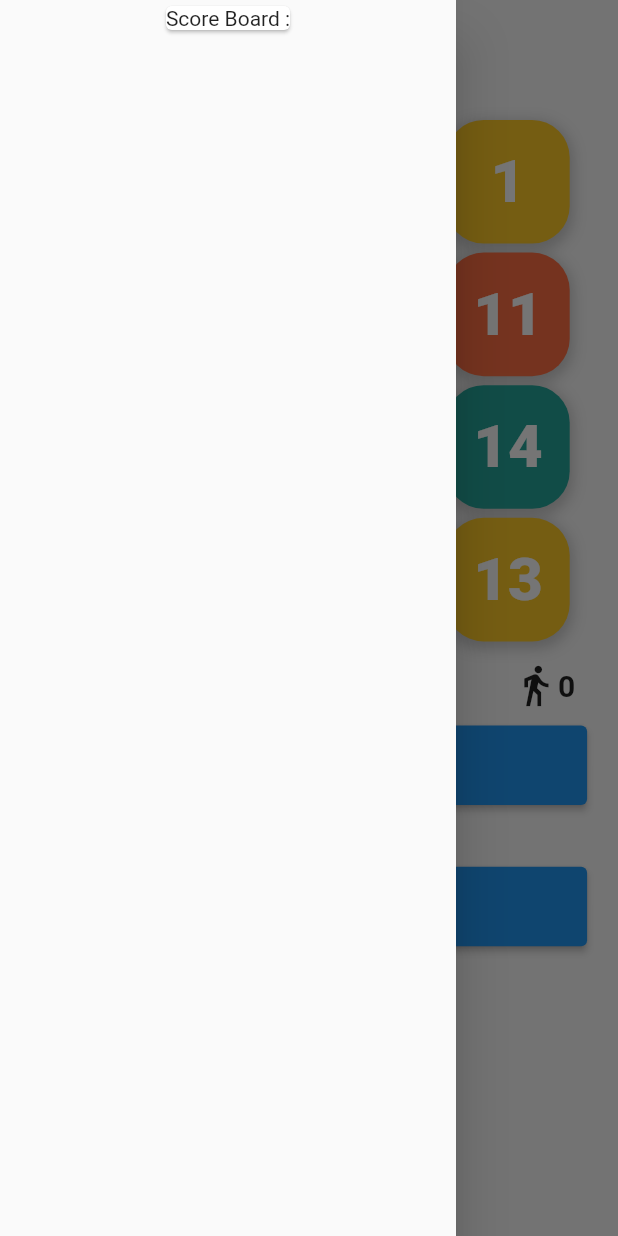
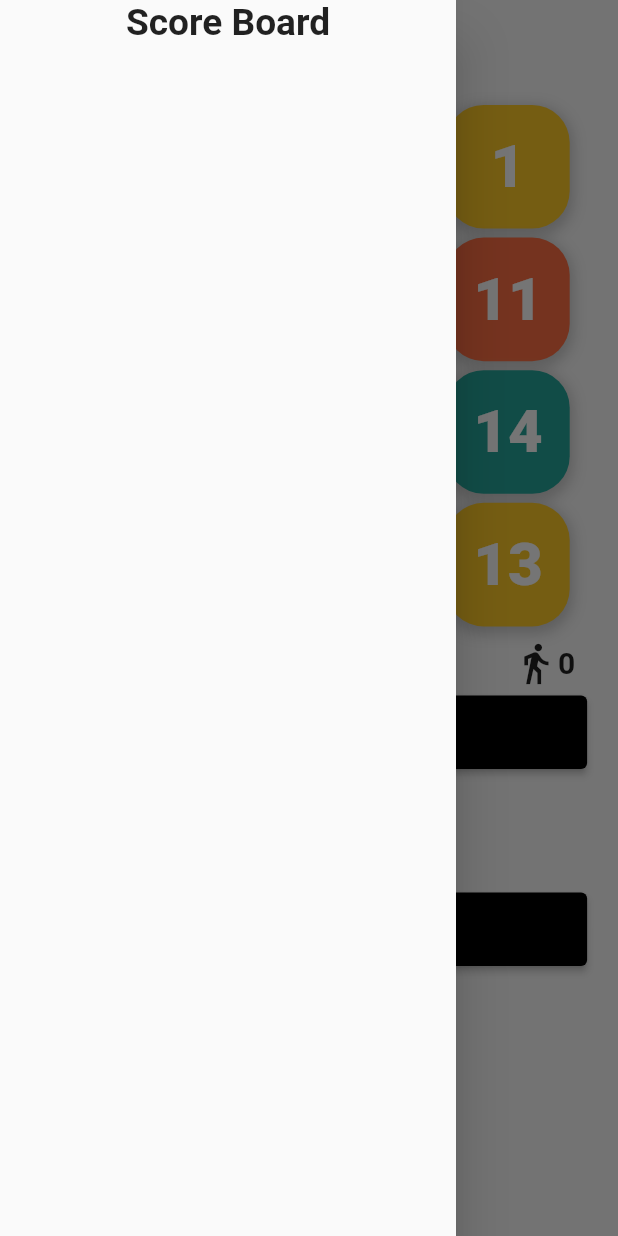
Before and after one commit to amrabdelhameeed/puzzle, a Flutter app: the screen it shows after launch, after a tap on the "list" icon, on a phone screen of 412 x 824 dp. Run offline on Flutter 3.47's test engine with Material 2 defaults, Android fonts, the phone set to English and light mode, and no system bars; our stand-ins replace bloc, flutter_bloc, sqflite; accounts and stored records are empty.

Commit message:
adding_high_score

```diff
--- a/lib/data/cubit/public_cubit.dart
+++ b/lib/data/cubit/public_cubit.dart
@@ -124,7 +124,7 @@ class PublicCubit extends Cubit<PublicState> {
     await dba.getAllscores().then((value) {
       users = [];
       value.asMap().forEach((i, value) {
-        if (i < 10) {
+        if (i < 6) {
           users.add(value);
         }
       });
@@ -148,6 +148,7 @@ class PublicCubit extends Cubit<PublicState> {
   void deleteAllScores() {
     db.deleteAllscores();
     emit(DeleteAllScoresState());
+    db = DBhelper.instance;
     getAllScores();
   }
 }
--- a/lib/database/database_helper.dart
+++ b/lib/database/database_helper.dart
@@ -94,9 +94,9 @@ class DBhelper {
   //   );
   // }
 
-  Future<int> deleteAllscores() async {
+  Future<void> deleteAllscores() async {
     final db = await instance.database;
-    return db!.delete(
+    db!.delete(
       'score',
     );
   }
--- a/lib/presentation/screens/home/constant_widgets/custom_elevated_button.dart
+++ b/lib/presentation/screens/home/constant_widgets/custom_elevated_button.dart
@@ -8,6 +8,10 @@ class CustomElevatedButton extends StatelessWidget {
       : super(key: key);
   @override
   Widget build(BuildContext context) {
-    return ElevatedButton(onPressed: onPressed, child: widget);
+    return ElevatedButton(
+      onPressed: onPressed,
+      child: widget,
+      style: ElevatedButton.styleFrom(primary: Colors.black),
+    );
   }
 }
--- a/lib/presentation/screens/home/constant_widgets/custom_text_widget.dart
+++ b/lib/presentation/screens/home/constant_widgets/custom_text_widget.dart
@@ -8,7 +8,7 @@ class CustomTextWidget extends StatelessWidget {
   @override
   Widget build(BuildContext context) {
     return Container(
-      padding: const EdgeInsets.symmetric(vertical: 15),
+      padding: const EdgeInsets.symmetric(vertical: 10),
       child: Center(
         child: Text(text,
             style: TextStyle(
--- a/lib/presentation/screens/home/home.dart
+++ b/lib/presentation/screens/home/home.dart
@@ -25,8 +25,17 @@ class Home extends StatelessWidget {
             cubit.timerFun(TimerModes.stop);
             ScaffoldMessenger.of(context).showSnackBar(SnackBar(
                 duration: const Duration(hours: 1),
-                content:
-                    SnackBarScore(cubit: cubit, state: state, size: size)));
+                content: SnackBarScore(
+                    cubit: cubit,
+                    seconds: state.seconds,
+                    firstScore: cubit.users.isNotEmpty
+                        ? cubit.users.first
+                        : Score(
+                            dateTime: DateTime.now().toString(),
+                            moves: 100000,
+                            seconds: 100000),
+                    moves: state.moves,
+                    size: size)));
           }
         }
       },
@@ -62,16 +71,16 @@ class Home extends StatelessWidget {
                           cubit.generateNewTiles();
                         },
                         widget: const CustomTextWidget(
-                          fontSize: 20,
+                          fontSize: 25,
                           text: "Shuffle Tiles",
                         )),
-                    MarginWidget(isVertical: true, dividedMargin: 20),
+                    MarginWidget(isVertical: true, dividedMargin: 10),
                     CustomElevatedButton(
                         onPressed: () {
                           cubit.generateTilesforTest();
                         },
                         widget: const CustomTextWidget(
-                          fontSize: 20,
+                          fontSize: 25,
                           text: "Test Score DB",
                         ))
                   ],
--- a/lib/presentation/screens/home/widgets/moves_timer.dart
+++ b/lib/presentation/screens/home/widgets/moves_timer.dart
@@ -6,7 +6,7 @@ class MovesTimer extends StatelessWidget {
   MovesTimer({Key? key, required this.cubit, this.moves, this.seconds})
       : super(key: key);
   final PublicCubit cubit;
-  String? seconds;
+  int? seconds;
   String? moves;
   @override
   Widget build(BuildContext context) {
@@ -15,7 +15,12 @@ class MovesTimer extends StatelessWidget {
       children: [
         IconTextWidget(
             icons: Icons.timer_outlined,
-            text: (seconds ?? cubit.seconds.toString()) + "  sec.s"),
+            text: (Duration(
+                    seconds: int.parse(seconds != null
+                        ? seconds.toString()
+                        : cubit.seconds.toString()))
+                .toString()
+                .substring(0, 7))),
         IconTextWidget(
             icons: Icons.directions_walk_outlined,
             text: moves ?? cubit.moves.toString())
--- a/lib/presentation/screens/home/widgets/my_drawer.dart
+++ b/lib/presentation/screens/home/widgets/my_drawer.dart
@@ -2,7 +2,6 @@ import 'package:flutter/material.dart';
 import 'package:puzzle_test_12_1_2022/data/cubit/public_cubit.dart';
 import 'package:puzzle_test_12_1_2022/data/models/score_model.dart';
 import 'package:puzzle_test_12_1_2022/presentation/screens/home/constant_widgets/custom_elevated_button.dart';
-import 'package:puzzle_test_12_1_2022/presentation/screens/home/home.dart';
 
 List<Score> generateList(BuildContext context, PublicCubit cubit) {
   List<Score> list = cubit.users;
@@ -15,50 +14,86 @@ class MyDrawer extends StatelessWidget {
   final PublicCubit cubit;
   @override
   Widget build(BuildContext context) {
+    Size size = MediaQuery.of(context).size;
     return Drawer(
       child: SingleChildScrollView(
         child: Column(
           children: [
-            Card(
-              child: Text("Score Board :"),
+            Center(
+              child: Text(
+                "Score Board",
+                style: TextStyle(
+                    fontSize: size.height * 0.03, fontWeight: FontWeight.w700),
+              ),
             ),
             Column(
               children: generateList(context, cubit)
-                  .map((s) => SizedBox(
+                  .map((s) => Container(
+                        margin:
+                            EdgeInsets.symmetric(horizontal: 5, vertical: 2),
+                        decoration: BoxDecoration(
+                            border: Border.all(width: 2, color: Colors.black),
+                            borderRadius: BorderRadius.all(Radius.circular(8))),
                         height: 80,
                         child: Column(
                           children: [
-                            Row(
-                              mainAxisAlignment: MainAxisAlignment.spaceAround,
+                            Expanded(
+                              child: Row(
+                                mainAxisAlignment:
+                                    MainAxisAlignment.spaceAround,
                                 children: [
-                                Text(
+                                  Expanded(
+                                    flex: 2,
+                                    child: Text(
+                                      "duration: " +
+                                          (Duration(
+                                                  seconds: int.parse(
+                                                      s.seconds.toString()))
+                                              .toString()
+                                              .substring(0, 7)),
+                                      style: TextStyle(
+                                          color: Colors.black, fontSize: 21),
+                                    ),
+                                  ),
+                                  Expanded(
+                                    child: Text(
                                       "moves : " + s.moves.toString(),
+                                      style: TextStyle(
+                                          color: Colors.black, fontSize: 21),
+                                    ),
+                                  ),
+                                ],
+                              ),
+                            ),
+                            Expanded(
+                              child: Row(
+                                mainAxisAlignment:
+                                    MainAxisAlignment.spaceAround,
+                                children: [
+                                  Expanded(
+                                    flex: 3,
+                                    child: Text(
+                                      "date : " +
+                                          s.dateTime
+                                              .toString()
+                                              .substring(0, 10),
                                       style: TextStyle(
                                           color: Colors.black, fontSize: 20),
                                     ),
-                                Text(
-                                  "seconds :" + s.seconds.toString(),
+                                  ),
+                                  Expanded(
+                                    flex: 2,
+                                    child: Text(
+                                      "time : " +
+                                          s.dateTime
+                                              .toString()
+                                              .substring(11, 16),
                                       style: TextStyle(
                                           color: Colors.black, fontSize: 20),
                                     ),
+                                  ),
                                 ],
                               ),
-                            Row(
-                              mainAxisAlignment: MainAxisAlignment.spaceAround,
-                              children: [
-                                Text(
-                                  "date : " +
-                                      s.dateTime.toString().substring(0, 10),
-                                  style: TextStyle(
-                                      color: Colors.black, fontSize: 20),
-                                ),
-                                Text(
-                                  "time :" +
-                                      s.dateTime.toString().substring(11, 16),
-                                  style: TextStyle(
-                                      color: Colors.black, fontSize: 20),
-                                ),
-                              ],
                             ),
                           ],
                         ),
@@ -67,6 +102,7 @@ class MyDrawer extends StatelessWidget {
             ),
             cubit.users.isNotEmpty
                 ? Container(
+                    margin: EdgeInsets.symmetric(horizontal: 5),
                     width: double.infinity,
                     child: CustomElevatedButton(
                       onPressed: () {
--- a/lib/presentation/screens/home/widgets/snack_bar_score.dart
+++ b/lib/presentation/screens/home/widgets/snack_bar_score.dart
@@ -1,16 +1,24 @@
 import 'package:flutter/material.dart';
 import 'package:puzzle_test_12_1_2022/data/cubit/public_cubit.dart';
+import 'package:puzzle_test_12_1_2022/data/models/score_model.dart';
 import 'package:puzzle_test_12_1_2022/presentation/screens/home/constant_widgets/custom_elevated_button.dart';
 import 'package:puzzle_test_12_1_2022/presentation/screens/home/constant_widgets/custom_text_widget.dart';
 import 'package:puzzle_test_12_1_2022/presentation/screens/home/widgets/moves_timer.dart';
 
 class SnackBarScore extends StatelessWidget {
   const SnackBarScore(
-      {Key? key, required this.cubit, required this.state, required this.size})
+      {Key? key,
+      required this.cubit,
+      required this.seconds,
+      required this.moves,
+      required this.firstScore,
+      required this.size})
       : super(key: key);
   final Size size;
   final PublicCubit cubit;
-  final WinningState state;
+  final int seconds;
+  final int moves;
+  final Score firstScore;
   @override
   Widget build(BuildContext context) {
     return SizedBox(
@@ -18,23 +26,34 @@ class SnackBarScore extends StatelessWidget {
       width: size.width,
       child: Column(
         children: [
-          const CustomTextWidget(
+          CustomTextWidget(
             fontSize: 25,
             text: "Well Done",
           ),
+          (firstScore.moves! + firstScore.seconds! > moves + seconds)
+              ? CustomTextWidget(
+                  fontSize: 25,
+                  text: "New High Score !",
+                )
+              : const SizedBox(),
           MovesTimer(
             cubit: cubit,
-            moves: state.moves.toString(),
-            seconds: state.seconds.toString(),
+            moves: moves.toString(),
+            seconds: seconds,
           ),
           CustomElevatedButton(
               onPressed: () {
                 cubit.generateNewTiles();
                 ScaffoldMessenger.of(context).clearSnackBars();
               },
-              widget: const CustomTextWidget(
-                fontSize: 20,
-                text: "Play Again",
+              widget: Container(
+                width: double.infinity,
+                margin: EdgeInsets.symmetric(horizontal: 8),
+                child: Text(
+                  "Play Again",
+                  textAlign: TextAlign.center,
+                  style: TextStyle(fontSize: 20, color: Colors.white),
+                ),
               ))
         ],
       ),
```
Lines whose indentation alone changed are shown as unchanged.
